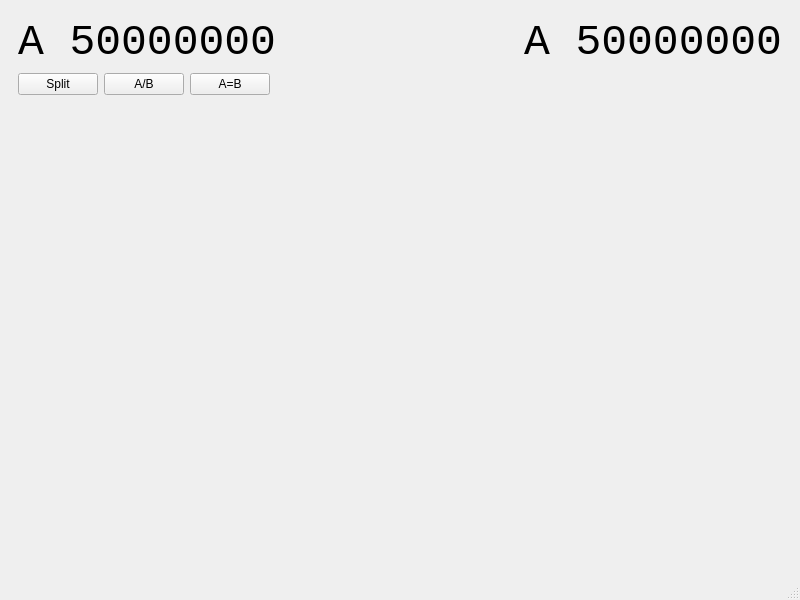
First picture: the form in mainwindow.ui, repository eloranta/HamVibe, before the edit.
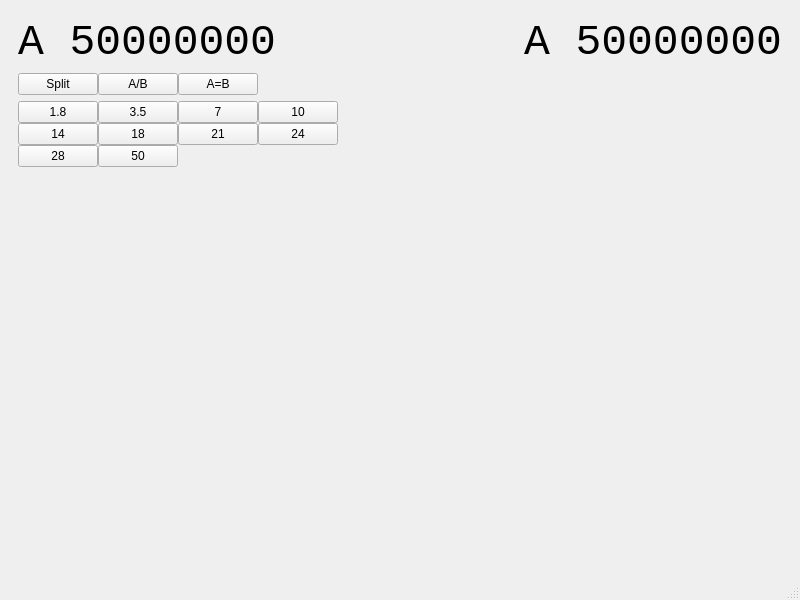
Second picture: the form after the edit. Custom widgets are drawn as their Qt base class.

Commit message: add band buttons

```diff
--- a/mainwindow.ui
+++ b/mainwindow.ui
@@ -14,11 +14,11 @@
    <string>HamVibe</string>
   </property>
   <widget class="QWidget" name="centralwidget">
-   <layout class="QGridLayout" name="gridLayout">
-    <item row="0" column="1">
+   <layout class="QGridLayout" name="gridLayout_3">
+    <item row="0" column="0">
      <widget class="QWidget" name="widget" native="true">
-      <layout class="QGridLayout" name="gridLayout_2">
-       <item row="0" column="0">
+      <layout class="QGridLayout" name="gridLayout">
+       <item row="0" column="0" colspan="2">
         <layout class="QVBoxLayout" name="verticalLayout">
          <item>
           <layout class="QHBoxLayout" name="horizontalLayout">
@@ -73,6 +73,9 @@
        </item>
        <item row="1" column="0">
         <layout class="QHBoxLayout" name="horizontalLayout_2">
+         <property name="spacing">
+          <number>0</number>
+         </property>
          <item>
           <widget class="QPushButton" name="splitButton">
            <property name="text">
@@ -110,21 +113,111 @@
         </layout>
        </item>
        <item row="2" column="0">
-        <spacer name="verticalSpacer">
-         <property name="orientation">
-          <enum>Qt::Orientation::Vertical</enum>
+        <layout class="QGridLayout" name="gridLayout_2">
+         <property name="spacing">
+          <number>0</number>
          </property>
-         <property name="sizeHint" stdset="0">
-          <size>
-           <width>20</width>
-           <height>425</height>
-          </size>
-         </property>
-        </spacer>
+         <item row="1" column="1">
+          <widget class="QPushButton" name="pushButton18">
+           <property name="text">
+            <string>18</string>
+           </property>
+          </widget>
+         </item>
+         <item row="1" column="0">
+          <widget class="QPushButton" name="pushButton14">
+           <property name="text">
+            <string>14</string>
+           </property>
+          </widget>
+         </item>
+         <item row="1" column="2">
+          <widget class="QPushButton" name="pushButton21">
+           <property name="text">
+            <string>21</string>
+           </property>
+          </widget>
+         </item>
+         <item row="2" column="1">
+          <widget class="QPushButton" name="pushButton50">
+           <property name="text">
+            <string>50</string>
+           </property>
+          </widget>
+         </item>
+         <item row="0" column="3">
+          <widget class="QPushButton" name="pushButton10">
+           <property name="text">
+            <string>10</string>
+           </property>
+          </widget>
+         </item>
+         <item row="2" column="0">
+          <widget class="QPushButton" name="pushButton28">
+           <property name="text">
+            <string>28</string>
+           </property>
+          </widget>
+         </item>
+         <item row="0" column="0">
+          <widget class="QPushButton" name="band1_8">
+           <property name="text">
+            <string>1.8</string>
+           </property>
+          </widget>
+         </item>
+         <item row="1" column="3">
+          <widget class="QPushButton" name="pushButton24">
+           <property name="text">
+            <string>24</string>
+           </property>
+          </widget>
+         </item>
+         <item row="0" column="1">
+          <widget class="QPushButton" name="pushButton3_5">
+           <property name="text">
+            <string>3.5</string>
+           </property>
+          </widget>
+         </item>
+         <item row="0" column="2">
+          <widget class="QPushButton" name="pushButton7">
+           <property name="text">
+            <string>7</string>
+           </property>
+          </widget>
+         </item>
+         <item row="1" column="4">
+          <spacer name="horizontalSpacer_3">
+           <property name="orientation">
+            <enum>Qt::Orientation::Horizontal</enum>
+           </property>
+           <property name="sizeHint" stdset="0">
+            <size>
+             <width>40</width>
+             <height>20</height>
+            </size>
+           </property>
+          </spacer>
+         </item>
+        </layout>
        </item>
       </layout>
      </widget>
     </item>
+    <item row="1" column="0">
+     <spacer name="verticalSpacer">
+      <property name="orientation">
+       <enum>Qt::Orientation::Vertical</enum>
+      </property>
+      <property name="sizeHint" stdset="0">
+       <size>
+        <width>20</width>
+        <height>40</height>
+       </size>
+      </property>
+     </spacer>
+    </item>
    </layout>
   </widget>
   <widget class="QMenuBar" name="menubar">
```
